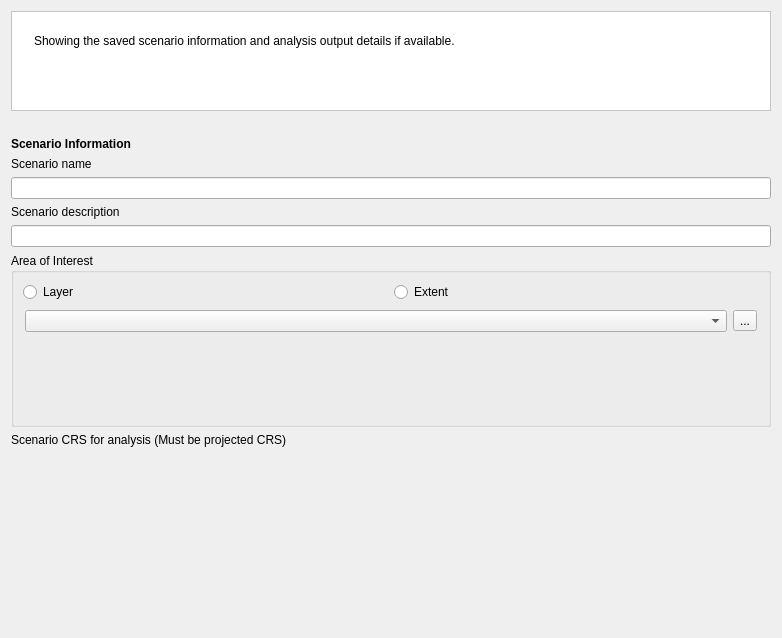
Old version of the form src/cplus_plugin/ui/scenario_dialog.ui in the repository ConservationInternational/cplus-plugin.
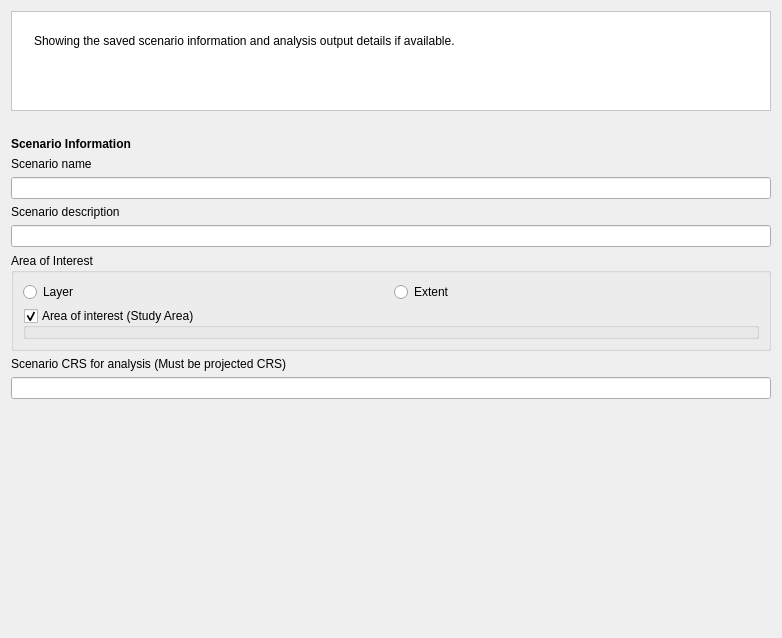
New version of the form. Icons and pictures are not drawn. Custom widgets are drawn as their Qt base class.

Commit message: Replace CRS selector with textbox in scenario view mode

The edit to the form file:
```diff
--- a/src/cplus_plugin/ui/scenario_dialog.ui
+++ b/src/cplus_plugin/ui/scenario_dialog.ui
@@ -157,7 +157,7 @@
      </property>
     </widget>
    </item>
-   <item>
+   <item alignment="Qt::AlignTop">
     <widget class="QGroupBox" name="group_box_aoi">
       <property name="title">
         <string>Area of Interest</string>
@@ -177,40 +177,33 @@
             </property>
           </widget>
         </item>
-        <item row="1" column="0" colspan="2">
+      <item row="1" column="0" colspan="2" alignment="Qt::AlignTop">
           <widget class="QStackedWidget" name="studyarea_stacked_widget">
+        <property name="sizePolicy">
+         <sizepolicy hsizetype="Preferred" vsizetype="Preferred">
+          <horstretch>0</horstretch>
+          <verstretch>0</verstretch>
+         </sizepolicy>
+        </property>
             <property name="frameShape">
               <enum>QFrame::NoFrame</enum>
             </property>
             <property name="currentIndex">
-              <number>0</number>
-            </property>
-            <widget class="QWidget" name="pg_local">
-              <layout class="QGridLayout" name="gridLayout_2">
-                <property name="leftMargin">
-                  <number>2</number>
-                </property>
-                <property name="topMargin">
-                  <number>2</number>
-                </property>
-                <property name="rightMargin">
-                  <number>2</number>
-                </property>
-                <property name="bottomMargin">
-                  <number>2</number>
-                </property>
-                <item row="0" column="0" alignment="Qt::AlignTop">
-                  <widget class="QgsMapLayerComboBox" name="cbo_studyarea">                 
-                  </widget>
-                </item>
-                <item row="0" column="1" alignment="Qt::AlignTop">
-                  <widget class="QToolButton" name="btn_choose_studyarea_file">
+         <number>1</number>
+        </property>
+        <widget class="QLineEdit" name="scenario_studyarea">
+         <property name="toolTip">
+          <string>Path to the study area layer. </string>
+         </property>
                   <property name="text">
-                    <string>...</string>
-                  </property>
-                  </widget>
-                </item>
-              </layout>
+          <string/>
+         </property>
+         <property name="alignment">
+          <set>Qt::AlignLeading|Qt::AlignLeft|Qt::AlignTop</set>
+         </property>
+         <property name="readOnly">
+          <bool>true</bool>
+         </property>
             </widget>
             <widget class="QgsExtentGroupBox" name="extent_box">
               <property name="title">
@@ -236,7 +229,7 @@
     </widget>
    </item>
    <item>
-    <widget class="QgsProjectionSelectionWidget" name="crs_selector" native="true"/>
+    <widget class="QLineEdit" name="crs_text"/>
    </item>
    <item>
     <spacer name="verticalSpacer">
@@ -266,18 +259,6 @@
    <header>qgsextentgroupbox.h</header>
    <container>1</container>
   </customwidget>
-  <customwidget>
-   <class>QgsMapLayerComboBox</class>
-   <extends>QComboBox</extends>
-   <header>qgsmaplayercombobox.h</header>
-   <container>1</container>
-  </customwidget>
-  <customwidget>
-   <class>QgsProjectionSelectionWidget</class>
-   <extends>QWidget</extends>
-   <header>qgsprojectionselectionwidget.h</header>
-   <container>1</container>
-  </customwidget>
  </customwidgets>
  <resources/>
  <connections/>
```
Lines whose indentation alone changed are shown as unchanged. The commit also changes 1 other file.
